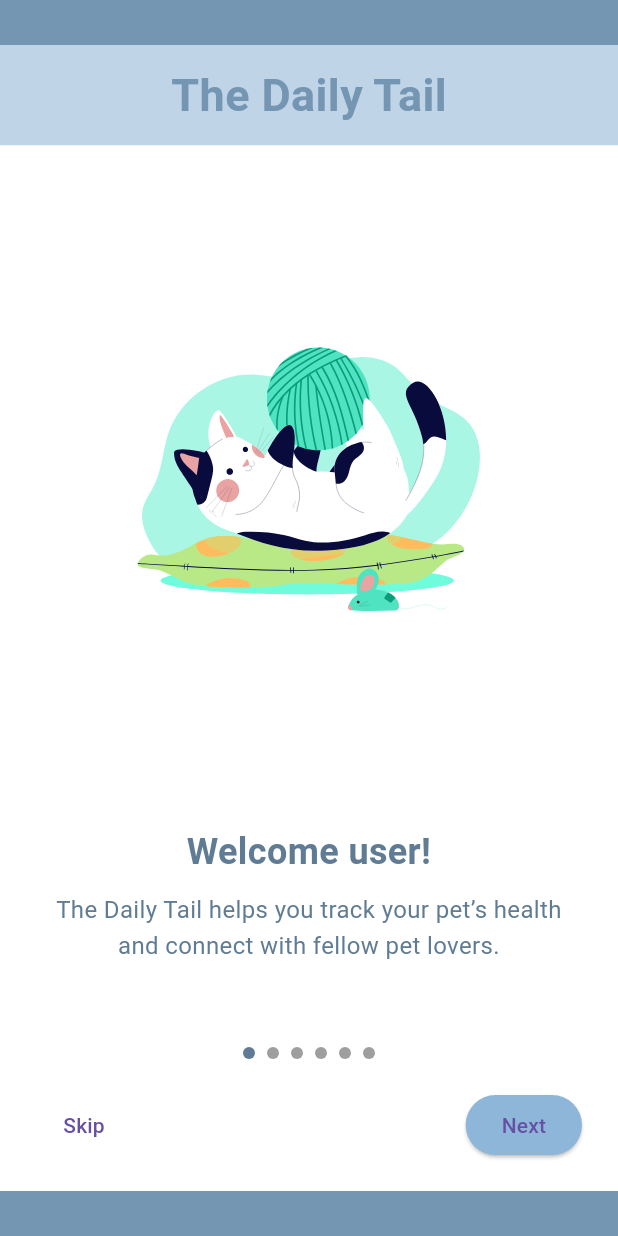
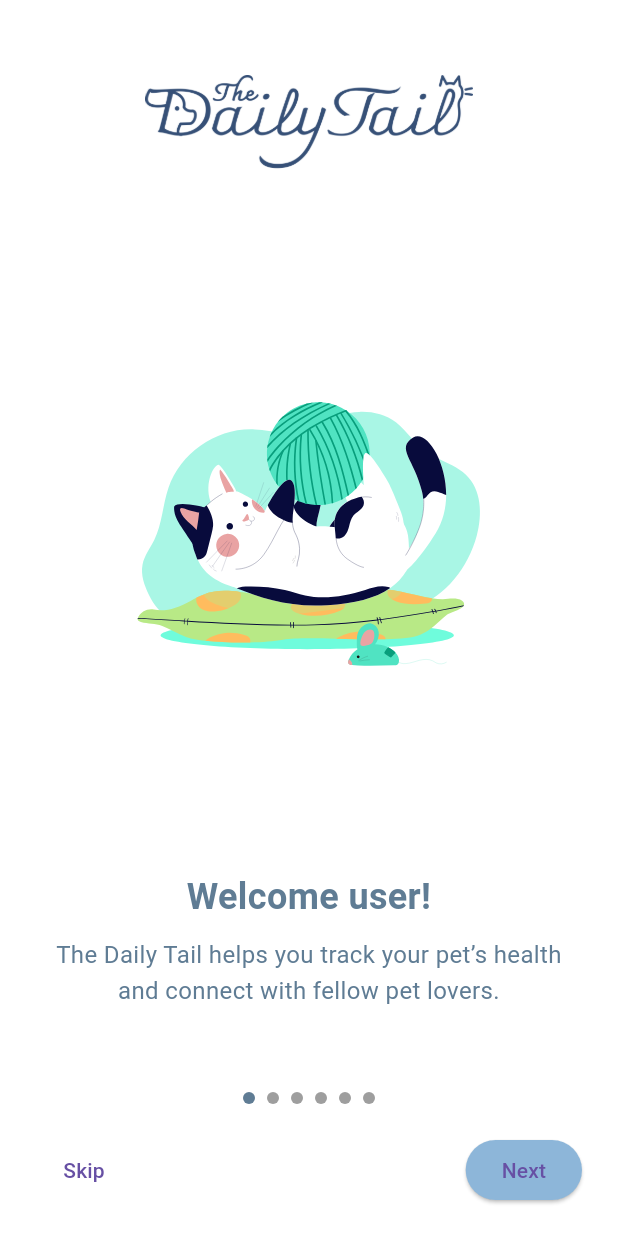
Before and after one commit to dluzong/TheDailyTail, a Flutter app: the OnboardingScreen screen opened directly, on a phone screen of 412 x 824 dp. Run offline on Flutter 3.47's test engine with Material 3 defaults, Android fonts, the phone set to English and light mode, and no system bars; drawn by our look-alikes of smooth_page_indicator; our stand-ins replace flutter_dotenv, google_fonts, image_picker, lottie, shared_preferences, supabase_flutter and 2 more; accounts and stored records are empty.

Commit message:
fixed logo on onboarding

```diff
--- a/frontend/lib/screens/onboarding_screen.dart
+++ b/frontend/lib/screens/onboarding_screen.dart
@@ -194,9 +194,6 @@ class _OnboardingScreenState extends State<OnboardingScreen> {
 
   @override
   Widget build(BuildContext context) {
-    const topBottomBarColor = Color(0xFF7496B3);
-    const headerBg = Color(0xFFBFD4E6);
-    const headerTextColor = Color(0xFF7496B3);
     const titleColor = Color(0xFF5F7C94);
     const buttonBlue = Color(0xFF8DB6D9);
 
@@ -211,21 +208,16 @@ class _OnboardingScreenState extends State<OnboardingScreen> {
         backgroundColor: Colors.white,
       body: Column(
         children: [
-          Container(height: 30, color: topBottomBarColor),
-
-          // 🔹 Header (removed paw icon)
+          // Logo header
           Container(
             width: double.infinity,
-            color: headerBg,
-            padding: const EdgeInsets.symmetric(vertical: 12),
+            color: Colors.white,
+            padding: const EdgeInsets.only(top: 50, bottom: 10),
             child: Center(
-              child: Text(
-                "The Daily Tail",
-                style: GoogleFonts.inknutAntiqua(
-                  fontSize: 30,
-                  fontWeight: FontWeight.w600,
-                  color: headerTextColor,
-                ),
+              child: Image.asset(
+                'assets/dailytail-logotype-blue.png',
+                height: 80,
+                fit: BoxFit.contain,
               ),
             ),
           ),
@@ -464,8 +456,6 @@ class _OnboardingScreenState extends State<OnboardingScreen> {
               ),
             ),
           ),
-
-          Container(height: 30, color: topBottomBarColor),
         ],
       ),
       ),
```
